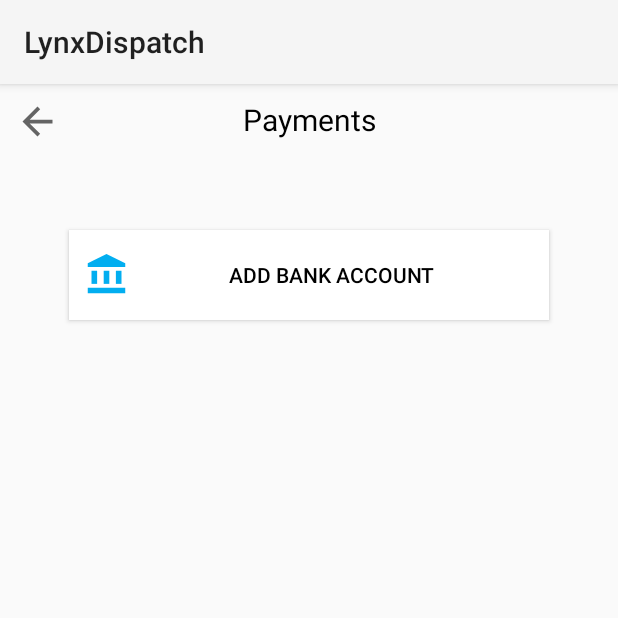
After one commit to itsfahadmughal/LynxDispatch, an Android app: the PaymentActivity screen opened directly, with no data from a screen before it, on a phone screen of 412 x 824 dp, the top half of it. The commit adds this screen. Run offline under Robolectric (Android 15) with nearby library versions, the phone set to English and light mode, and no system bars.

Commit message:
Add Bank Payment Detail

```diff
--- a/app/src/main/AndroidManifest.xml
+++ b/app/src/main/AndroidManifest.xml
@@ -12,7 +12,9 @@
         android:theme="@style/AppTheme"
         android:usesCleartextTraffic="true"
         tools:ignore="GoogleAppIndexingWarning">
-        <activity android:name=".ForgetPassActivity"></activity>
+        <activity android:name=".PaymentActivity_2"></activity>
+        <activity android:name=".PaymentActivity" />
+        <activity android:name=".ForgetPassActivity" />
         <activity android:name=".Sign_Up_2" />
         <activity android:name=".SignUp" />
         <activity
--- /dev/null
+++ b/app/src/main/java/com/example/lynxdispatch/PaymentActivity.java
@@ -0,0 +1,53 @@
+package com.example.lynxdispatch;
+
+import androidx.appcompat.app.AppCompatActivity;
+
+import android.content.Intent;
+import android.graphics.Color;
+import android.os.Bundle;
+import android.view.Gravity;
+import android.view.View;
+import android.widget.Button;
+
+public class PaymentActivity extends AppCompatActivity {
+
+    private Button addbankAccount, backButton;
+
+    @Override
+    protected void onCreate(Bundle savedInstanceState) {
+        super.onCreate(savedInstanceState);
+        setContentView(R.layout.activity_payment);
+
+        inialization();
+        backButton.setOnClickListener(new View.OnClickListener() {
+            @Override
+            public void onClick(View v) {
+                finish();
+                overridePendingTransition(android.R.anim.slide_in_left, android.R.anim.slide_out_right);
+            }
+        });
+
+        addbankAccount.setOnClickListener(new View.OnClickListener() {
+            @Override
+            public void onClick(View v) {
+                Intent intent = new Intent(PaymentActivity.this, PaymentActivity_2.class);
+                startActivity(intent);
+                overridePendingTransition(android.R.anim.slide_in_left, android.R.anim.slide_out_right);
+            }
+        });
+    }
+
+    private void inialization() {
+        addbankAccount = findViewById(R.id.button_payment);
+        backButton = findViewById(R.id.backButton_go_to_payment);
+        addbankAccount.setBackgroundColor(Color.WHITE);
+
+    }
+
+    @Override
+    public void onBackPressed() {
+        super.onBackPressed();
+        finish();
+        overridePendingTransition(android.R.anim.slide_in_left, android.R.anim.slide_out_right);
+    }
+}
--- /dev/null
+++ b/app/src/main/res/drawable/ic_baseline_account_balance_24.xml
@@ -0,0 +1,9 @@
+<vector android:height="30dp" android:tint="#02AEF0"
+    android:viewportHeight="24" android:viewportWidth="24"
+    android:width="30dp" xmlns:android="http://schemas.android.com/apk/res/android">
+    <path android:fillColor="@android:color/white" android:pathData="M4,10h3v7h-3z"/>
+    <path android:fillColor="@android:color/white" android:pathData="M10.5,10h3v7h-3z"/>
+    <path android:fillColor="@android:color/white" android:pathData="M2,19h20v3h-20z"/>
+    <path android:fillColor="@android:color/white" android:pathData="M17,10h3v7h-3z"/>
+    <path android:fillColor="@android:color/white" android:pathData="M12,1l-10,5l0,2l20,0l0,-2z"/>
+</vector>
--- /dev/null
+++ b/app/src/main/res/layout/activity_payment.xml
@@ -0,0 +1,47 @@
+<?xml version="1.0" encoding="utf-8"?>
+<androidx.constraintlayout.widget.ConstraintLayout xmlns:android="http://schemas.android.com/apk/res/android"
+    xmlns:app="http://schemas.android.com/apk/res-auto"
+    xmlns:tools="http://schemas.android.com/tools"
+    android:layout_width="match_parent"
+    android:layout_height="match_parent"
+    tools:context=".PaymentActivity">
+
+    <Button
+        android:id="@+id/backButton_go_to_payment"
+        android:layout_width="30dp"
+        android:layout_height="30dp"
+        android:layout_marginStart="10dp"
+        android:layout_marginTop="10dp"
+        android:background="@drawable/ic_baseline_arrow_back_24"
+        android:elevation="10dp"
+        android:text=""
+        android:textColor="#FFFFFF"
+        app:layout_constraintStart_toStartOf="parent"
+        app:layout_constraintTop_toTopOf="parent" />
+
+    <TextView
+        android:id="@+id/textView4"
+        android:layout_width="wrap_content"
+        android:layout_height="wrap_content"
+        android:layout_marginTop="10dp"
+        android:text="Payments"
+        android:textSize="20dp"
+        android:textColor="@color/colorPrimary"
+        app:layout_constraintEnd_toEndOf="parent"
+        app:layout_constraintStart_toStartOf="parent"
+        app:layout_constraintTop_toTopOf="parent" />
+
+    <Button
+        android:id="@+id/button_payment"
+        android:layout_width="320dp"
+        android:layout_height="60dp"
+        android:elevation="10dp"
+        android:layout_marginTop="60dp"
+        android:textColor="#000000"
+        android:padding="10dp"
+        android:drawableLeft="@drawable/ic_baseline_account_balance_24"
+        android:text="Add Bank Account"
+        app:layout_constraintEnd_toEndOf="parent"
+        app:layout_constraintStart_toStartOf="parent"
+        app:layout_constraintTop_toBottomOf="@+id/textView4" />
+</androidx.constraintlayout.widget.ConstraintLayout>
--- /dev/null
+++ b/app/src/main/res/values/ic_launcher_add_bank_detail_background.xml
@@ -0,0 +1,4 @@
+<?xml version="1.0" encoding="utf-8"?>
+<resources>
+    <color name="ic_launcher_add_bank_detail_background">#02AEF0</color>
+</resources>
```
Also changed, not shown: app/src/main/java/com/example/lynxdispatch/DispatchHomeActivity.java (+7 -3 lines), app/src/main/java/com/example/lynxdispatch/DriverHomeActivity.java (+9 -4 lines), app/src/main/java/com/example/lynxdispatch/LoginActivity.java (+5 -2 lines), app/src/main/java/com/example/lynxdispatch/PaymentActivity_2.java (added, +67 -0 lines), app/src/main/res/drawable/ic_launcher_add_bank_detail_foreground.xml (added, +27 -0 lines), app/src/main/res/layout/activity_payment_2.xml (added, +109 -0 lines), app/src/main/ic_launcher_add_bank_detail-playstore.png (added).
